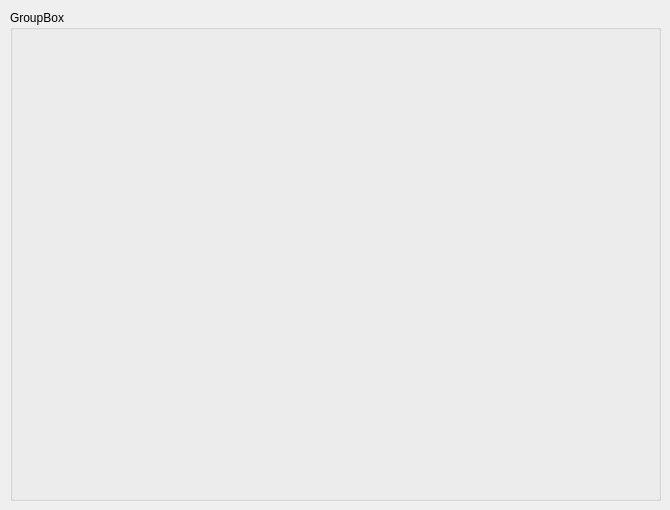
Above: Software/View/forms/frame_widget.ui from mathbarc/multiview-futtracker before the change. Below: the same form after it.
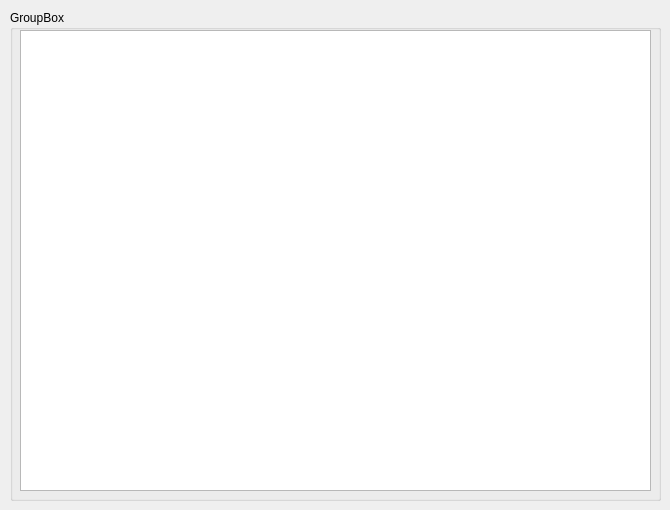
That is the form after the change.

Diff of the .ui file:
```diff
--- a/Software/View/forms/frame_widget.ui
+++ b/Software/View/forms/frame_widget.ui
@@ -25,7 +25,7 @@
    <property name="title">
     <string>GroupBox</string>
    </property>
-   <widget class="QLabel" name="label_frame">
+   <widget class="QGraphicsView" name="graphicsView">
     <property name="geometry">
      <rect>
       <x>10</x>
@@ -34,18 +34,6 @@
       <height>461</height>
      </rect>
     </property>
-    <property name="sizePolicy">
-     <sizepolicy hsizetype="Fixed" vsizetype="Fixed">
-      <horstretch>0</horstretch>
-      <verstretch>0</verstretch>
-     </sizepolicy>
-    </property>
-    <property name="text">
-     <string/>
-    </property>
-    <property name="scaledContents">
-     <bool>true</bool>
-    </property>
    </widget>
   </widget>
  </widget>
```
